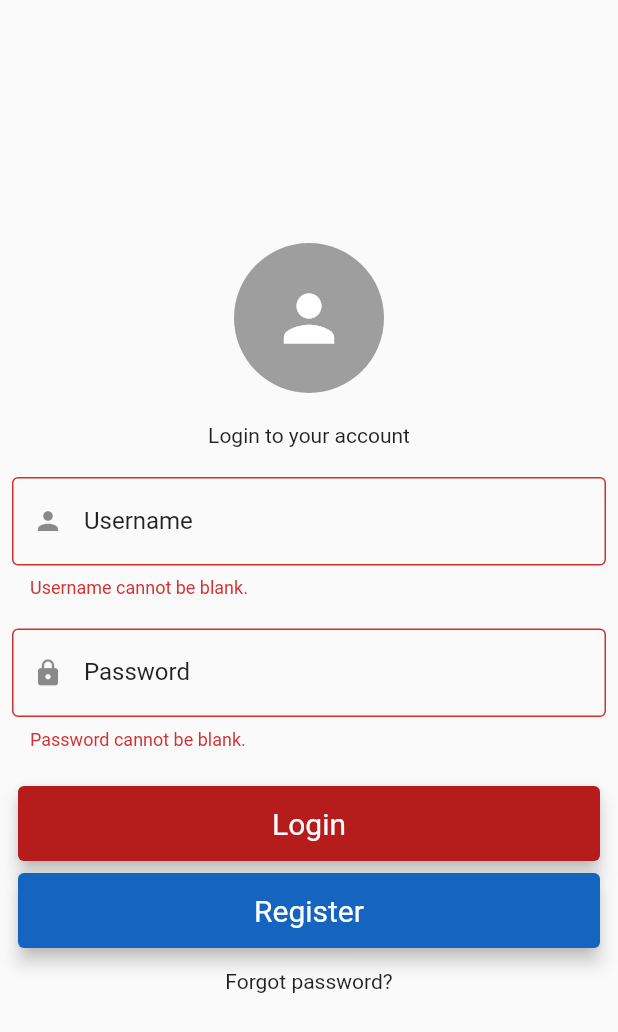
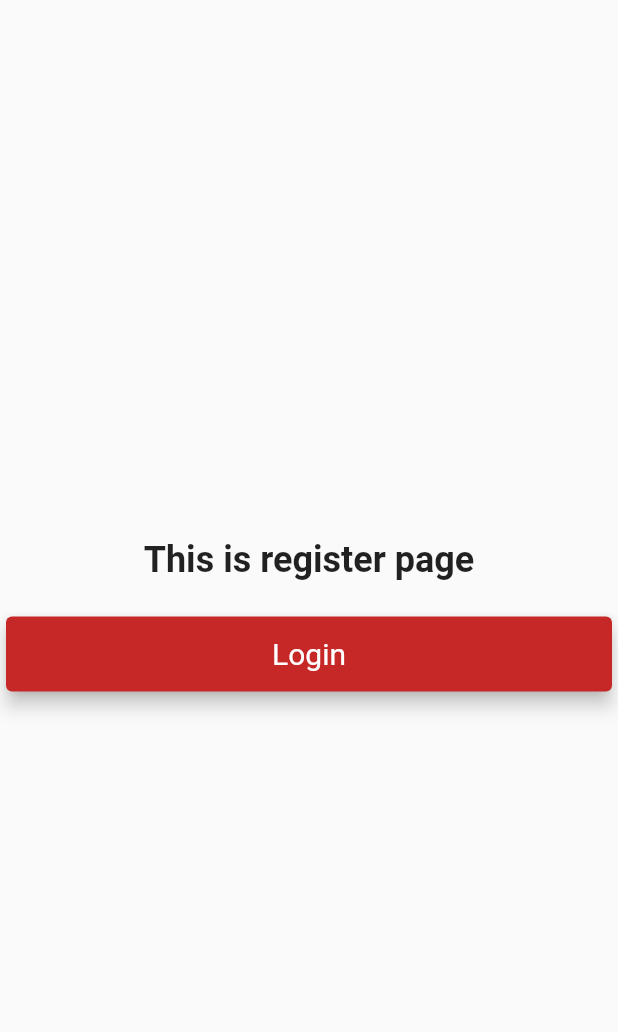
Before and after one commit to zahidinf/barang_hilang_unused, a Flutter app: the Login screen opened directly, after a tap on "Login", after a tap on "Register", on a phone screen of 412 x 824 dp. Shown: the top 1032 px of the screen. Run offline on Flutter 3.47's test engine with Material 2 defaults, Android fonts, the phone set to English and light mode, and no system bars.

Commit message:
Add register page

```diff
--- a/lib/main.dart
+++ b/lib/main.dart
@@ -4,6 +4,7 @@ import 'package:barang_hilang/homepage.dart';
 import 'package:flutter/material.dart';
 
 void main() => runApp(MaterialApp(
+      title: 'BarangHilang.com',
       theme:
           ThemeData(primaryColor: Colors.red, accentColor: Colors.yellowAccent),
       debugShowCheckedModeBanner: false,
@@ -20,7 +21,7 @@ class _SplashScreenState extends State<SplashScreen> {
   void initState() {
     // TODO: implement initState
     super.initState();
-    Timer(Duration(seconds: 3), () => runApp(MyApp()));
+    Timer(Duration(seconds: 3), () => runApp(LoginPage()));
   }
 
   @override
@@ -97,11 +98,11 @@ class _SplashScreenState extends State<SplashScreen> {
   }
 }
 
-class MyApp extends StatelessWidget {
+class LoginPage extends StatelessWidget {
   @override
   Widget build(BuildContext context) {
     return MaterialApp(
-      title: 'BarangHilang.com',
+      title: 'Login',
       debugShowCheckedModeBanner: false,
       theme: ThemeData(
         primaryColor: Colors.black,
@@ -269,7 +270,7 @@ class _LoginState extends State<Login> {
                       height: 50,
                       child: InkWell(
                         splashColor: Colors.white,
-                        onTap: () {},
+                        onTap: () => runApp(RegisterPage()),
                         child: Center(
                           child: Text(
                             "Register",
@@ -300,3 +301,69 @@ class _LoginState extends State<Login> {
     );
   }
 }
+
+class RegisterPage extends StatelessWidget {
+  @override
+  Widget build(BuildContext context) {
+    return MaterialApp(
+      title: 'Register',
+      debugShowCheckedModeBanner: false,
+      theme: ThemeData(
+        primaryColor: Colors.black,
+      ),
+      home: Register(),
+    );
+  }
+}
+
+class Register extends StatefulWidget {
+  @override
+  _RegisterState createState() => _RegisterState();
+}
+
+class _RegisterState extends State<Register> {
+  @override
+  Widget build(BuildContext context) {
+    return Scaffold(
+      body: Center(
+        child: Column(
+          mainAxisAlignment: MainAxisAlignment.center,
+          children: <Widget>[
+            Container(
+              child: Text(
+                "This is register page",
+                style: TextStyle(
+                  fontSize: 24.0,
+                  fontWeight: FontWeight.bold,
+                ),
+              ),
+            ),
+            SizedBox(
+              height: 20,
+            ),
+            Card(
+              color: Colors.red[800],
+              elevation: 5,
+              child: Container(
+                height: 50,
+                child: InkWell(
+                  splashColor: Colors.white,
+                  onTap: () => runApp(LoginPage()),
+                  child: Center(
+                    child: Text(
+                      "Login",
+                      style: TextStyle(
+                        fontSize: 20,
+                        color: Colors.white,
+                      ),
+                    ),
+                  ),
+                ),
+              ),
+            ),
+          ],
+        ),
+      ),
+    );
+  }
+}
```
